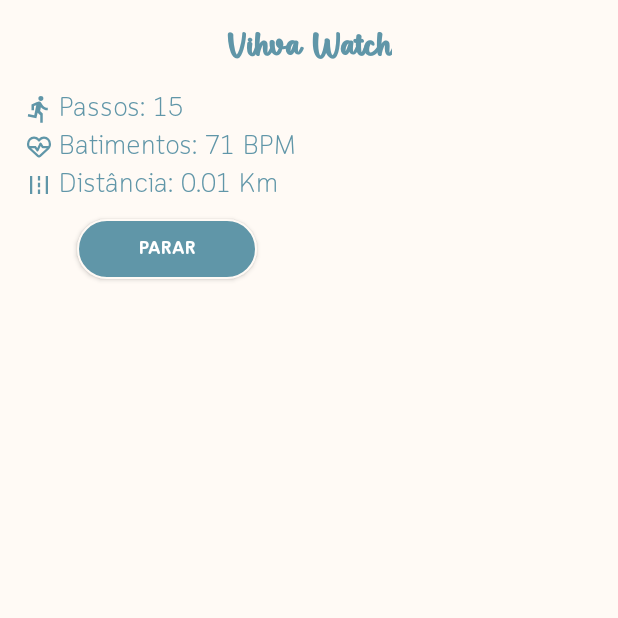
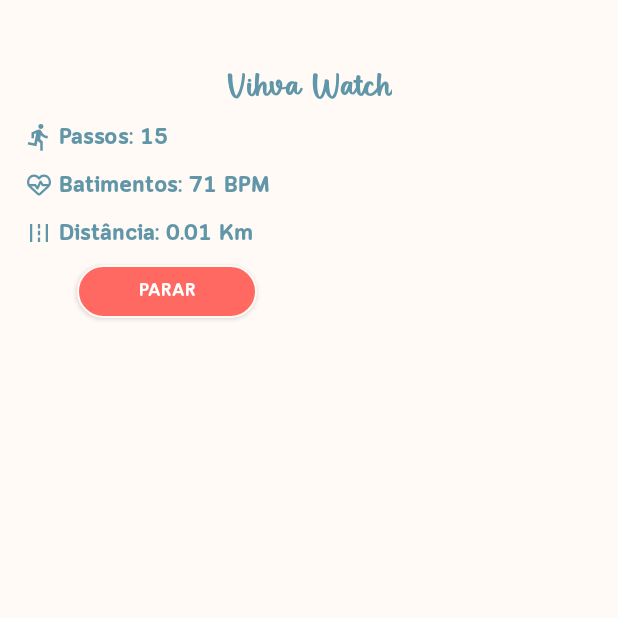
Before and after one commit to Pedrolbtb/Vihva-Watch, an Android app: the Inicio screen opened directly, with no data from a screen before it, on a phone screen of 412 x 824 dp, the top half of it. Run offline under Robolectric (Android 15) with nearby library versions, the phone set to English and light mode, and no system bars.

Commit message:
tela de inicio

```diff
--- /dev/null
+++ b/app/src/main/res/drawable/buttonp.xml
@@ -0,0 +1,6 @@
+<?xml version="1.0" encoding="utf-8"?>
+<shape xmlns:android="http://schemas.android.com/apk/res/android" >
+    <corners android:radius="20dp"/>
+    <solid android:color="@color/vermelho_alerta"/>
+    <stroke android:color="@color/off_white" android:width="1dp"/>
+</shape>
--- a/app/src/main/res/layout/activity_inicio.xml
+++ b/app/src/main/res/layout/activity_inicio.xml
@@ -7,19 +7,16 @@
     android:orientation="vertical"
     android:background="@color/off_white"
     android:padding="16dp">
-
-
-
     <TextView
         android:id="@+id/titulo_login"
         android:layout_width="wrap_content"
         android:layout_height="wrap_content"
-        android:text=""
+        android:text="Vihva"
+        android:layout_marginTop="40px"
+        android:layout_marginBottom="10px"
         android:fontFamily="@font/peanut_butter"
         style="@style/Titulo"
         android:textSize="24sp"
-        android:textStyle="bold"
-        android:paddingBottom="16dp"
         android:textAlignment="center"
         android:layout_gravity="center"
         />
@@ -29,11 +26,12 @@
         android:layout_width="wrap_content"
         android:layout_height="wrap_content"
         android:text="Passos: 0"
-        android:textSize="18sp"
+        android:textSize="15sp"
+        android:layout_marginTop="5px"
         android:drawableStart="@drawable/ic_caminhada"
         android:drawablePadding="3dp"
         android:textColor="@color/Letras"
-        android:fontFamily="@font/cloudsoft_light_300"
+        android:fontFamily="@font/cloudsoft_bold_700"
         />
 
     <TextView
@@ -41,9 +39,10 @@
         android:layout_width="wrap_content"
         android:layout_height="wrap_content"
         android:text="Batimentos: 0 BPM"
-        android:fontFamily="@font/cloudsoft_light_300"
+        android:fontFamily="@font/cloudsoft_bold_700"
         android:textColor="@color/Letras"
-        android:textSize="18sp"
+        android:textSize="15sp"
+        android:layout_marginTop="15px"
         android:drawableStart="@drawable/ic_coracao"
         android:drawablePadding="3dp"
         />
@@ -53,9 +52,10 @@
         android:layout_width="wrap_content"
         android:layout_height="wrap_content"
         android:text="Distancia: 0 Km"
+        android:layout_marginTop="15px"
         android:textColor="@color/Letras"
-        android:fontFamily="@font/cloudsoft_light_300"
-        android:textSize="18sp"
+        android:fontFamily="@font/cloudsoft_bold_700"
+        android:textSize="15sp"
         android:drawableStart="@drawable/ic_distancia"
         android:drawablePadding="3dp"
         />
@@ -63,9 +63,10 @@
     <Button
         android:id="@+id/btnLogin"
         style="@style/Button"
+        android:background="@drawable/buttonp"
         android:textColor="@color/white"
         android:layout_width="120dp"
-        android:layout_height="40dp"
+        android:layout_height="35dp"
         android:text="Parar"
         android:layout_marginTop="10dp"
         android:layout_marginStart="35dp"
--- a/app/src/main/res/layout/activity_login.xml
+++ b/app/src/main/res/layout/activity_login.xml
@@ -37,7 +37,8 @@
             android:hint="Email"
             android:inputType="textEmailAddress"
             android:maxLength="70"
-            android:padding="10dp"
+            android:paddingStart="10dp"
+            android:paddingEnd="2dp"
             android:nextFocusForward="@id/layout_senha"
             android:textColor="@color/Letras"
             android:textColorHint="@color/hint" />
```
Also changed, not shown: build.gradle.kts (line endings or trailing spaces).
